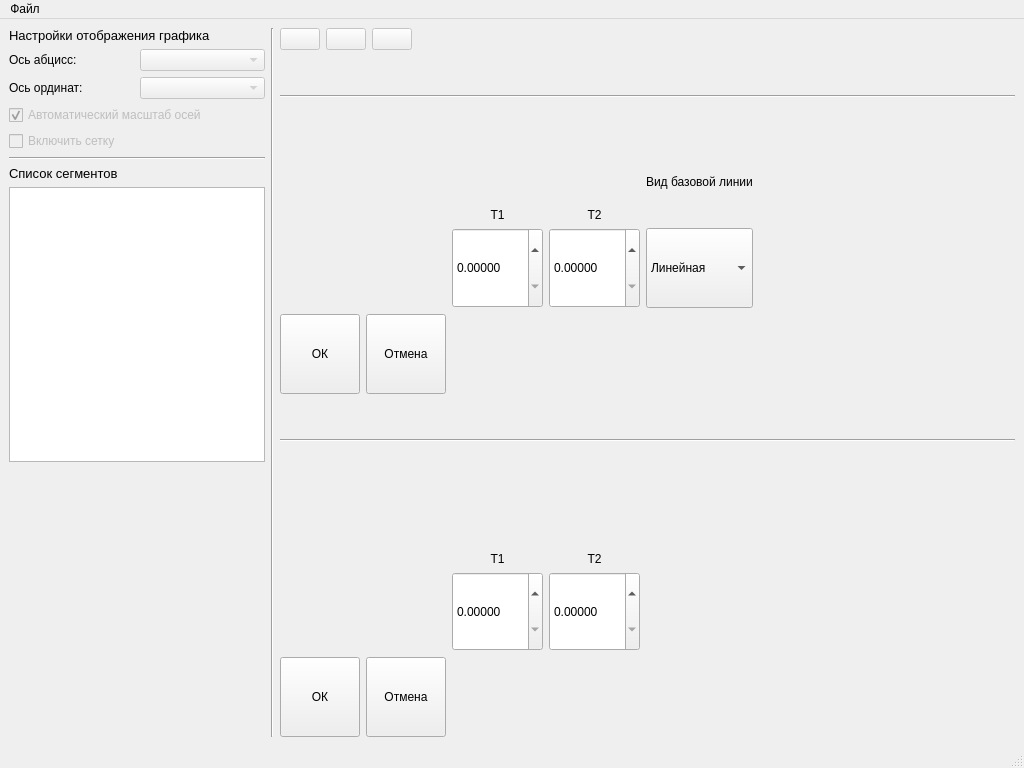
ioyurev/fusion-analysis, file MainWindow.ui: the form before one commit.
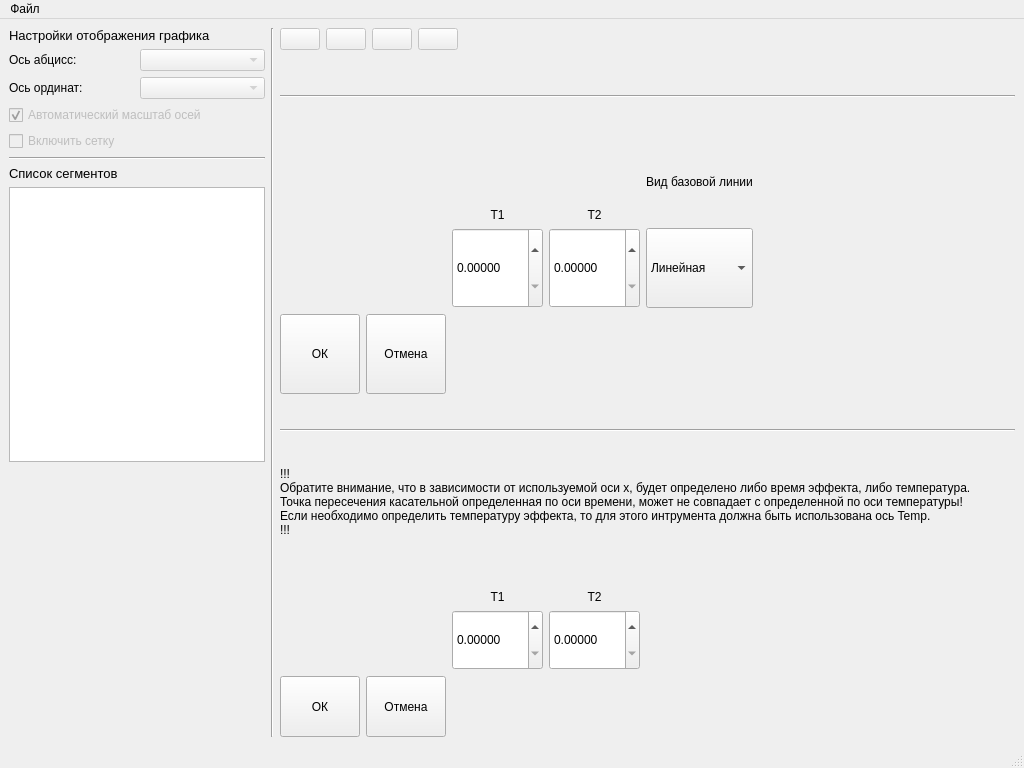
The form after the commit. Icons and pictures are not drawn.

What changed in the file:
```diff
--- a/MainWindow.ui
+++ b/MainWindow.ui
@@ -171,7 +171,7 @@
        <layout class="QVBoxLayout" name="plotLayout"/>
       </item>
       <item row="0" column="0">
-       <layout class="QHBoxLayout" name="toolbar" stretch="0,0,0,0">
+       <layout class="QHBoxLayout" name="toolbar" stretch="0,0,0,0,0">
         <property name="spacing">
          <number>6</number>
         </property>
@@ -181,6 +181,23 @@
         <property name="bottomMargin">
          <number>0</number>
         </property>
+        <item>
+         <widget class="QPushButton" name="btn_shiftsegment">
+          <property name="enabled">
+           <bool>false</bool>
+          </property>
+          <property name="icon">
+           <iconset>
+            <normaloff>assets/shift.png</normaloff>assets/shift.png</iconset>
+          </property>
+          <property name="iconSize">
+           <size>
+            <width>32</width>
+            <height>32</height>
+           </size>
+          </property>
+         </widget>
+        </item>
         <item>
          <widget class="QPushButton" name="btn_peaktool">
           <property name="enabled">
@@ -264,7 +281,39 @@
         <property name="sizeConstraint">
          <enum>QLayout::SetMinimumSize</enum>
         </property>
-        <item row="1" column="2">
+        <item row="3" column="2">
+         <widget class="QDoubleSpinBox" name="spinbox_onsettool_T1">
+          <property name="sizePolicy">
+           <sizepolicy hsizetype="Preferred" vsizetype="Preferred">
+            <horstretch>0</horstretch>
+            <verstretch>0</verstretch>
+           </sizepolicy>
+          </property>
+          <property name="decimals">
+           <number>5</number>
+          </property>
+          <property name="maximum">
+           <double>2000.000000000000000</double>
+          </property>
+          <property name="singleStep">
+           <double>0.100000000000000</double>
+          </property>
+         </widget>
+        </item>
+        <item row="4" column="4">
+         <spacer name="horizontalSpacer_3">
+          <property name="orientation">
+           <enum>Qt::Horizontal</enum>
+          </property>
+          <property name="sizeHint" stdset="0">
+           <size>
+            <width>40</width>
+            <height>20</height>
+           </size>
+          </property>
+         </spacer>
+        </item>
+        <item row="2" column="2">
          <widget class="QLabel" name="label_3">
           <property name="text">
            <string>T1</string>
@@ -274,33 +323,26 @@
           </property>
          </widget>
         </item>
-        <item row="3" column="0">
-         <widget class="QPushButton" name="btn_onsettool_ok">
+        <item row="3" column="3">
+         <widget class="QDoubleSpinBox" name="spinbox_onsettool_T2">
           <property name="sizePolicy">
            <sizepolicy hsizetype="Preferred" vsizetype="Preferred">
             <horstretch>0</horstretch>
             <verstretch>0</verstretch>
            </sizepolicy>
           </property>
-          <property name="text">
-           <string>ОК</string>
+          <property name="decimals">
+           <number>5</number>
+          </property>
+          <property name="maximum">
+           <double>2000.000000000000000</double>
+          </property>
+          <property name="singleStep">
+           <double>0.100000000000000</double>
           </property>
          </widget>
         </item>
-        <item row="3" column="4">
-         <spacer name="horizontalSpacer_3">
-          <property name="orientation">
-           <enum>Qt::Horizontal</enum>
-          </property>
-          <property name="sizeHint" stdset="0">
-           <size>
-            <width>40</width>
-            <height>20</height>
-           </size>
-          </property>
-         </spacer>
-        </item>
-        <item row="3" column="1">
+        <item row="4" column="1">
          <widget class="QPushButton" name="btn_onsettool_cancel">
           <property name="sizePolicy">
            <sizepolicy hsizetype="Preferred" vsizetype="Preferred">
@@ -313,26 +355,20 @@
           </property>
          </widget>
         </item>
+        <item row="0" column="0" colspan="5">
+         <widget class="Line" name="line_4">
+          <property name="sizePolicy">
+           <sizepolicy hsizetype="Preferred" vsizetype="Preferred">
+            <horstretch>0</horstretch>
+            <verstretch>0</verstretch>
+           </sizepolicy>
+          </property>
+          <property name="orientation">
+           <enum>Qt::Horizontal</enum>
+          </property>
+         </widget>
+        </item>
         <item row="2" column="3">
-         <widget class="QDoubleSpinBox" name="spinbox_onsettool_T2">
-          <property name="sizePolicy">
-           <sizepolicy hsizetype="Preferred" vsizetype="Preferred">
-            <horstretch>0</horstretch>
-            <verstretch>0</verstretch>
-           </sizepolicy>
-          </property>
-          <property name="decimals">
-           <number>5</number>
-          </property>
-          <property name="maximum">
-           <double>2000.000000000000000</double>
-          </property>
-          <property name="singleStep">
-           <double>0.100000000000000</double>
-          </property>
-         </widget>
-        </item>
-        <item row="1" column="3">
          <widget class="QLabel" name="label_5">
           <property name="text">
            <string>T2</string>
@@ -342,35 +378,30 @@
           </property>
          </widget>
         </item>
-        <item row="2" column="2">
-         <widget class="QDoubleSpinBox" name="spinbox_onsettool_T1">
+        <item row="4" column="0">
+         <widget class="QPushButton" name="btn_onsettool_ok">
           <property name="sizePolicy">
            <sizepolicy hsizetype="Preferred" vsizetype="Preferred">
             <horstretch>0</horstretch>
             <verstretch>0</verstretch>
            </sizepolicy>
           </property>
-          <property name="decimals">
-           <number>5</number>
-          </property>
-          <property name="maximum">
-           <double>2000.000000000000000</double>
-          </property>
-          <property name="singleStep">
-           <double>0.100000000000000</double>
+          <property name="text">
+           <string>ОК</string>
           </property>
          </widget>
         </item>
-        <item row="0" column="0" colspan="5">
-         <widget class="Line" name="line_4">
-          <property name="sizePolicy">
-           <sizepolicy hsizetype="Preferred" vsizetype="Preferred">
-            <horstretch>0</horstretch>
-            <verstretch>0</verstretch>
-           </sizepolicy>
+        <item row="1" column="0" colspan="5">
+         <widget class="QLabel" name="label_6">
+          <property name="text">
+           <string>!!!
+Обратите внимание, что в зависимости от используемой оси x, будет определено либо время эффекта, либо температура.
+Точка пересечения касательной определенная по оси времени, может не совпадает с определенной по оси температуры!
+Если необходимо определить температуру эффекта, то для этого интрумента должна быть использована ось Temp.
+!!!</string>
           </property>
-          <property name="orientation">
-           <enum>Qt::Horizontal</enum>
+          <property name="wordWrap">
+           <bool>false</bool>
           </property>
          </widget>
         </item>
```
